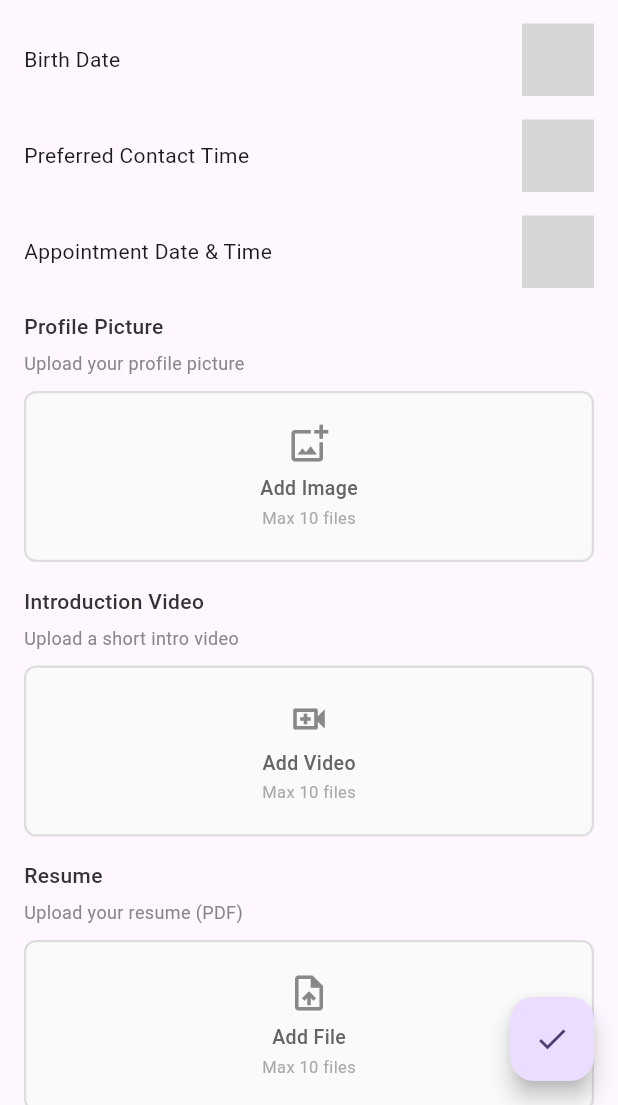
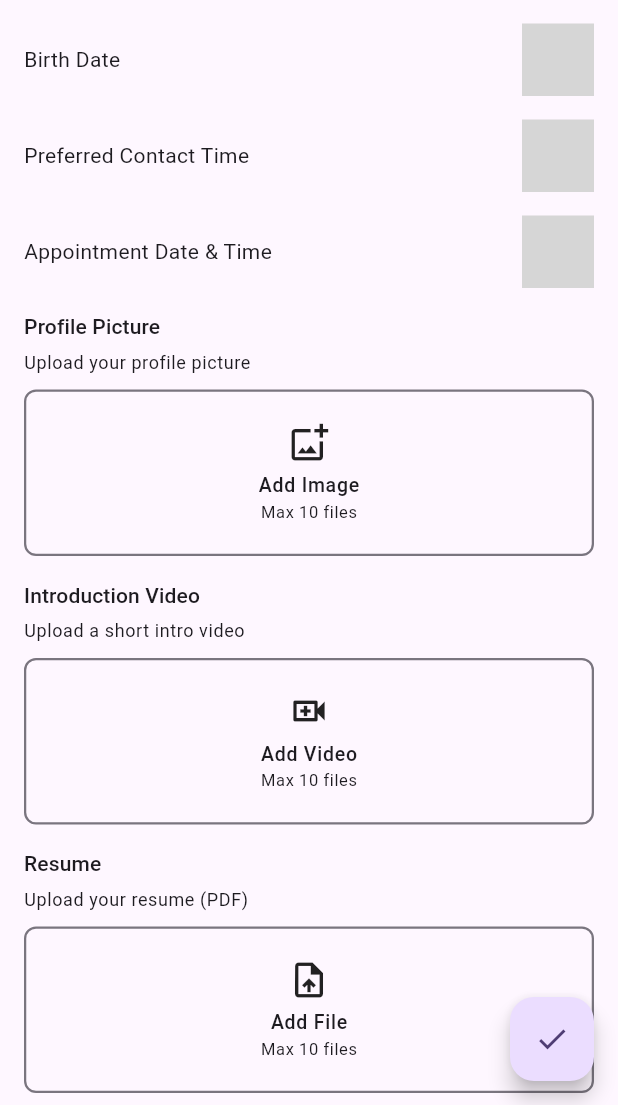
Before and after one commit to pandey407/form_architect, a Flutter app: the screen it shows after launch, scrolled down 576 dp, on a phone screen of 412 x 824 dp, the part 131-1236 px from its top. Run offline on Flutter 3.47's test engine with Material 3 defaults, Android fonts, the phone set to English and light mode, and no system bars; our stand-ins replace animated_custom_dropdown, file_picker, image_picker; missing offline and left inert: cupertino_calendar_picker; statements that could not run were skipped; grey boxes are pictures that could not be loaded.

Commit message:
fix: file picker coloring, needs a way to pass in theme

```diff
--- a/lib/src/widgets/file_brick.dart
+++ b/lib/src/widgets/file_brick.dart
@@ -78,26 +78,8 @@ class _FileBrickState extends State<FileBrick> {
     }
   }
 
-  void _removeFile(int index) {
-    setState(() => _selectedFiles.removeAt(index));
-  }
-
-  String _getFileName(dynamic file) {
-    if (file is XFile) {
-      return file.name;
-    } else if (file is PlatformFile) {
-      return file.name;
-    }
-    return 'File';
-  }
-
-  String _getFileExtension(dynamic file) {
-    final name = _getFileName(file);
-    final dotIndex = name.lastIndexOf('.');
-    if (dotIndex != -1 && dotIndex < name.length - 1) {
-      return name.substring(dotIndex + 1).toUpperCase();
-    }
-    return '';
+  void _removeFile(dynamic file) {
+    setState(() => _selectedFiles.remove(file));
   }
 
   IconData get _typeIcon {
@@ -112,95 +94,9 @@ class _FileBrickState extends State<FileBrick> {
     return 'Add File';
   }
 
-  Widget _buildThumbnail(dynamic file, int index) {
-    Widget preview;
-
-    if (file is XFile && _isImage) {
-      preview = Image.file(
-        File(file.path),
-        fit: BoxFit.cover,
-        width: _thumbnailSize,
-        height: _thumbnailSize,
-      );
-    } else if (file is XFile && _isVideo) {
-      preview = Container(
-        color: Color(0xFF1a1a2e),
-        child: Center(
-          child: Icon(
-            Icons.play_circle_outline,
-            color: Colors.white70,
-            size: 28,
-          ),
-        ),
-      );
-    } else if (file is PlatformFile) {
-      final ext = _getFileExtension(file);
-      preview = Container(
-        color: Color(0xFFF5F5F5),
-        child: Column(
-          mainAxisAlignment: MainAxisAlignment.center,
-          children: [
-            Icon(
-              Icons.description_outlined,
-              color: Color(0xFF666666),
-              size: 24,
-            ),
-            if (ext.isNotEmpty) ...[
-              SizedBox(height: 2),
-              Text(
-                ext,
-                style: TextStyle(
-                  fontSize: 9,
-                  fontWeight: FontWeight.w600,
-                  color: Color(0xFF888888),
-                ),
-              ),
-            ],
-          ],
-        ),
-      );
-    } else {
-      preview = Container(color: Color(0xFFF5F5F5));
-    }
-
-    return Stack(
-      clipBehavior: Clip.none,
-      children: [
-        Container(
-          width: _thumbnailSize,
-          height: _thumbnailSize,
-          decoration: BoxDecoration(
-            borderRadius: BorderRadius.circular(8),
-            border: Border.all(color: Color(0xFFE0E0E0)),
-          ),
-          child: ClipRRect(
-            borderRadius: BorderRadius.circular(7),
-            child: preview,
-          ),
-        ),
-        Positioned(
-          top: -6,
-          right: -6,
-          child: GestureDetector(
-            onTap: () => _removeFile(index),
-            child: Container(
-              width: 20,
-              height: 20,
-              decoration: BoxDecoration(
-                color: Color(0xFF444444),
-                shape: BoxShape.circle,
-                border: Border.all(color: Colors.white, width: 1.5),
-              ),
-              child: Icon(Icons.close, size: 12, color: Colors.white),
-            ),
-          ),
-        ),
-      ],
-    );
-  }
-
   Widget _buildAddButton() {
     final isEmpty = _selectedFiles.isEmpty;
+    final theme = Theme.of(context);
 
     return GestureDetector(
       onTap: _pick,
@@ -209,9 +105,9 @@ class _FileBrickState extends State<FileBrick> {
         width: isEmpty ? double.infinity : _thumbnailSize,
         height: isEmpty ? null : _thumbnailSize,
         decoration: BoxDecoration(
-          color: Color(0xFFFAFAFA),
+          color: theme.colorScheme.surface,
           borderRadius: BorderRadius.circular(8),
-          border: Border.all(color: Color(0xFFDDDDDD), width: 1.5),
+          border: Border.all(color: theme.dividerColor, width: 1.5),
         ),
         child: isEmpty
             ? Padding(
@@ -222,31 +118,51 @@ class _FileBrickState extends State<FileBrick> {
                 child: Column(
                   mainAxisAlignment: MainAxisAlignment.center,
                   children: [
-                    Icon(_typeIcon, size: 28, color: Color(0xFF888888)),
+                    Icon(
+                      _typeIcon,
+                      size: 28,
+                      color: theme.iconTheme.color ?? Colors.grey[600],
+                    ),
                     SizedBox(height: 6),
                     Text(
                       _typeLabel,
-                      style: TextStyle(
+                      style:
+                          theme.textTheme.labelMedium?.copyWith(
+                            fontWeight: FontWeight.w500,
+                            color: theme.textTheme.bodyLarge?.color,
                             fontSize: 13,
-                        color: Color(0xFF666666),
+                          ) ??
+                          TextStyle(
+                            fontSize: 13,
+                            color: Colors.grey[700],
                             fontWeight: FontWeight.w500,
                           ),
                     ),
                     SizedBox(height: 2),
                     Text(
                       'Max $_maxFiles files',
-                      style: TextStyle(fontSize: 11, color: Color(0xFFAAAAAA)),
+                      style:
+                          theme.textTheme.bodySmall?.copyWith(
+                            color: theme.textTheme.bodySmall?.color,
+                            fontSize: 11,
+                          ) ??
+                          TextStyle(fontSize: 11, color: Colors.grey[400]),
                     ),
                   ],
                 ),
               )
-            : Icon(Icons.add, size: 24, color: Color(0xFF888888)),
+            : Icon(
+                Icons.add,
+                size: 24,
+                color: theme.iconTheme.color ?? Colors.grey[600],
+              ),
       ),
     );
   }
 
   @override
   Widget build(BuildContext context) {
+    final theme = Theme.of(context);
     return Column(
       crossAxisAlignment: CrossAxisAlignment.start,
       mainAxisSize: MainAxisSize.min,
@@ -257,10 +173,16 @@ class _FileBrickState extends State<FileBrick> {
             padding: const EdgeInsets.only(bottom: 6),
             child: Text(
               widget.brick.label!,
-              style: TextStyle(
+              style:
+                  theme.textTheme.titleSmall?.copyWith(
+                    fontWeight: FontWeight.w500,
+                    color: theme.textTheme.bodyLarge?.color,
+                    fontSize: 14,
+                  ) ??
+                  TextStyle(
                     fontWeight: FontWeight.w500,
                     fontSize: 14,
-                color: Color(0xFF333333),
+                    color: Colors.grey[900],
                   ),
             ),
           ),
@@ -270,7 +192,12 @@ class _FileBrickState extends State<FileBrick> {
             padding: const EdgeInsets.only(bottom: 10),
             child: Text(
               widget.brick.hint!,
-              style: TextStyle(fontSize: 12, color: Color(0xFF888888)),
+              style:
+                  theme.textTheme.bodySmall?.copyWith(
+                    color: theme.textTheme.bodySmall?.color,
+                    fontSize: 12,
+                  ) ??
+                  TextStyle(fontSize: 12, color: Colors.grey[600]),
             ),
           ),
         // File area
@@ -291,7 +218,13 @@ class _FileBrickState extends State<FileBrick> {
                   ],
                   for (int i = 0; i < _selectedFiles.length; i++) ...[
                     if (i > 0) SizedBox(width: 10),
-                    _buildThumbnail(_selectedFiles[i], i),
+                    _ThumbnailWidget(
+                      file: _selectedFiles[i],
+                      isImage: _isImage,
+                      isVideo: _isVideo,
+                      thumbnailSize: _thumbnailSize,
+                      onRemove: _removeFile,
+                    ),
                   ],
                 ],
               ),
@@ -303,10 +236,140 @@ class _FileBrickState extends State<FileBrick> {
             padding: const EdgeInsets.only(top: 8),
             child: Text(
               '${_selectedFiles.length} of $_maxFiles files',
-              style: TextStyle(fontSize: 11, color: Color(0xFFAAAAAA)),
+              style:
+                  theme.textTheme.bodySmall?.copyWith(
+                    color: theme.textTheme.bodySmall?.color,
+                    fontSize: 11,
+                  ) ??
+                  TextStyle(fontSize: 11, color: Colors.grey[400]),
             ),
           ),
       ],
     );
   }
 }
+
+class _ThumbnailWidget extends StatelessWidget {
+  final dynamic file;
+  final bool isImage;
+  final bool isVideo;
+  final double thumbnailSize;
+  final void Function(dynamic) onRemove;
+
+  const _ThumbnailWidget({
+    required this.file,
+    required this.isImage,
+    required this.isVideo,
+    required this.thumbnailSize,
+    required this.onRemove,
+  });
+
+  @override
+  Widget build(BuildContext context) {
+    final theme = Theme.of(context);
+    final colorScheme = theme.colorScheme;
+
+    Widget preview;
+
+    if (file is XFile && isImage) {
+      preview = Image.file(
+        File(file.path),
+        fit: BoxFit.cover,
+        width: thumbnailSize,
+        height: thumbnailSize,
+      );
+    } else if (file is XFile && isVideo) {
+      preview = Container(
+        color: colorScheme.surfaceContainerHighest,
+        child: Center(
+          child: Icon(
+            Icons.play_circle_outline,
+            color: theme.iconTheme.color ?? Colors.white70,
+            size: 28,
+          ),
+        ),
+      );
+    } else if (file is PlatformFile) {
+      final ext = _getFileExtension(file);
+      preview = Container(
+        color: colorScheme.surfaceContainerHighest,
+        child: Column(
+          mainAxisAlignment: MainAxisAlignment.center,
+          children: [
+            Icon(
+              Icons.description_outlined,
+              color: theme.iconTheme.color ?? Colors.grey[700],
+              size: 24,
+            ),
+            if (ext.isNotEmpty) ...[
+              SizedBox(height: 2),
+              Text(
+                ext,
+                style: TextStyle(
+                  fontSize: 9,
+                  fontWeight: FontWeight.w600,
+                  color: theme.textTheme.bodySmall?.color ?? Colors.grey[600],
+                ),
+              ),
+            ],
+          ],
+        ),
+      );
+    } else {
+      preview = Container(color: colorScheme.surfaceContainerHighest);
+    }
+
+    return Stack(
+      clipBehavior: Clip.none,
+      children: [
+        Container(
+          width: thumbnailSize,
+          height: thumbnailSize,
+          decoration: BoxDecoration(
+            borderRadius: BorderRadius.circular(8),
+            border: Border.all(color: theme.dividerColor),
+          ),
+          child: ClipRRect(
+            borderRadius: BorderRadius.circular(7),
+            child: preview,
+          ),
+        ),
+        Positioned(
+          top: -6,
+          right: -6,
+          child: GestureDetector(
+            onTap: () => onRemove(file),
+            child: Container(
+              width: 20,
+              height: 20,
+              decoration: BoxDecoration(
+                color: colorScheme.onSurface,
+                shape: BoxShape.circle,
+                border: Border.all(color: colorScheme.surface, width: 1.5),
+              ),
+              child: Icon(Icons.close, size: 12, color: colorScheme.surface),
+            ),
+          ),
+        ),
+      ],
+    );
+  }
+
+  String _getFileName(dynamic file) {
+    if (file is XFile) {
+      return file.name;
+    } else if (file is PlatformFile) {
+      return file.name;
+    }
+    return 'File';
+  }
+
+  String _getFileExtension(dynamic file) {
+    final name = _getFileName(file);
+    final dotIndex = name.lastIndexOf('.');
+    if (dotIndex != -1 && dotIndex < name.length - 1) {
+      return name.substring(dotIndex + 1).toUpperCase();
+    }
+    return '';
+  }
+}
```
Lines whose indentation alone changed are shown as unchanged.
